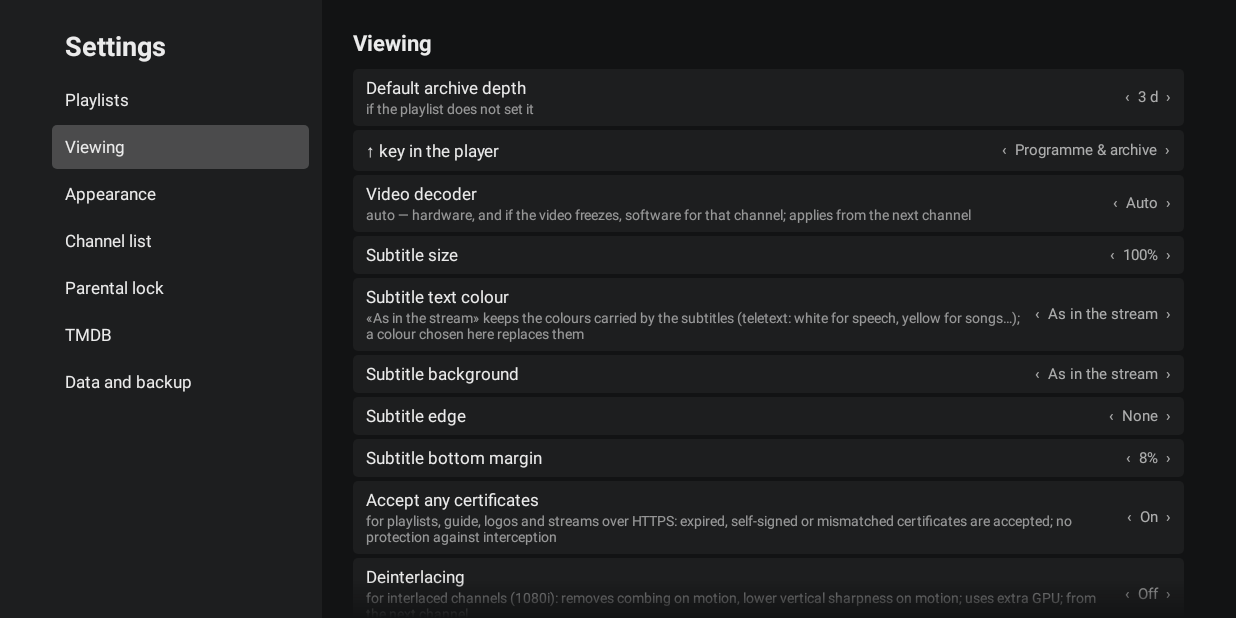
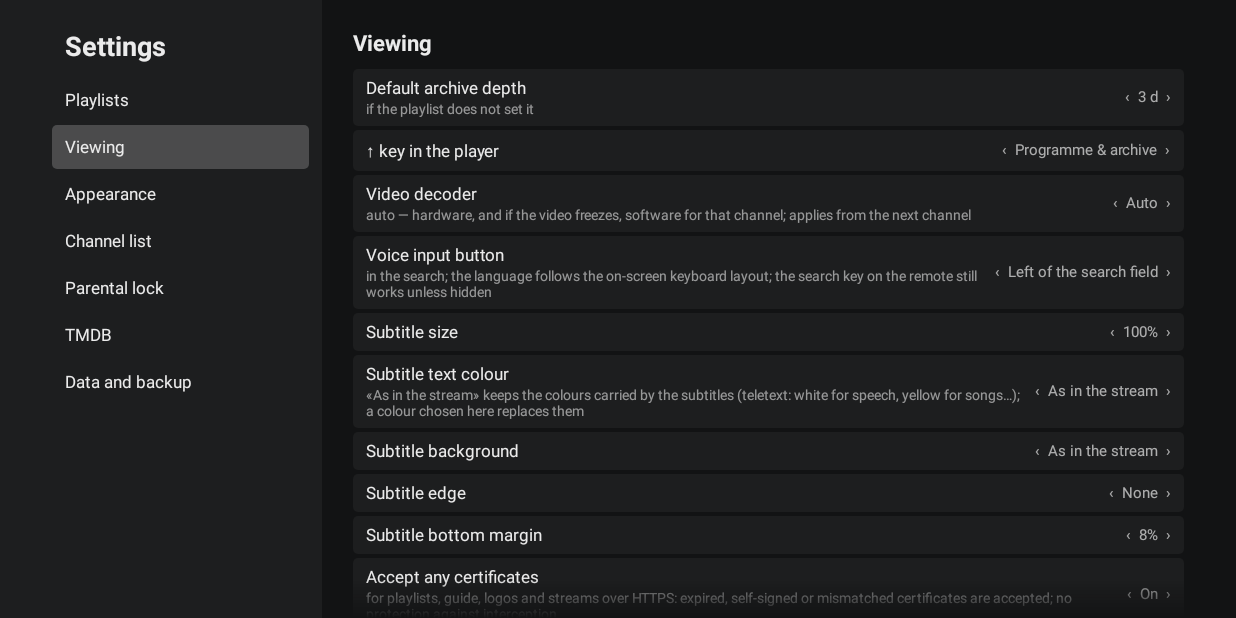
Before and after one commit to perfect-tv/perfect-tv-android, an Android app: the screen it shows after launch (SettingsActivity), after a tap on "Viewing", on a phone screen of 824 x 412 dp (held sideways). Run offline under Robolectric (Android 15) with nearby library versions, the phone set to English and light mode, and no system bars; libraries missing offline, so code that uses them is left out: androidx.tvprovider.media; 1 other tap on this screen came first.

Commit message:
Поля ввода: виден курсор, в конец текста; голосовой ввод: кнопка слева от строки (настройка), язык по раскладке

```diff
--- a/app/src/main/java/top/rootu/perfecttv/core/Prefs.kt
+++ b/app/src/main/java/top/rootu/perfecttv/core/Prefs.kt
@@ -132,6 +132,11 @@ object Prefs {
         get() = sp.getInt("sub_bottom", 8)
         set(v) = sp.edit().putInt("sub_bottom", v).apply()
 
+    /** Кнопка голосового ввода в поиске: 0 — слева от строки ввода, 1 — на клавиатуре, 2 — скрыта */
+    var voiceButton: Int
+        get() = sp.getInt("voice_button", 0)
+        set(v) = sp.edit().putInt("voice_button", v).apply()
+
     var deinterlace: Boolean
         get() = bool("deinterlace", false)
         set(v) = sp.edit().putBoolean("deinterlace", v).apply()
--- a/app/src/main/java/top/rootu/perfecttv/ui/SettingsActivity.kt
+++ b/app/src/main/java/top/rootu/perfecttv/ui/SettingsActivity.kt
@@ -268,6 +268,8 @@ class SettingsActivity : Activity() {
         }
         choice(col, str(R.string.video_decoder), listOf(str(R.string.decoder_auto), str(R.string.decoder_hw), str(R.string.decoder_sw)), Prefs.videoDecoder,
             str(R.string.video_decoder_sub)) { Prefs.videoDecoder = it; showMain() }
+        choice(col, str(R.string.voice_button), listOf(str(R.string.voice_left), str(R.string.voice_keyboard), str(R.string.voice_hidden)), Prefs.voiceButton,
+            str(R.string.voice_button_sub)) { Prefs.voiceButton = it; showMain() }
         number(col, str(R.string.subs_size), SubtitleStyle.SIZES, Prefs.subSize, label = { "$it%" }) { Prefs.subSize = it; showMain() }
         choice(col, str(R.string.subs_color), listOf(str(R.string.subs_as_stream), str(R.string.subs_white), str(R.string.subs_yellow), str(R.string.subs_green), str(R.string.subs_cyan)),
             Prefs.subColor, str(R.string.subs_color_sub)) { Prefs.subColor = it; showMain() }
--- a/app/src/main/java/top/rootu/perfecttv/ui/Widgets.kt
+++ b/app/src/main/java/top/rootu/perfecttv/ui/Widgets.kt
@@ -113,6 +113,9 @@ class FormView(context: Context, attrs: AttributeSet?) : LinearLayout(context, a
             else -> InputType.TYPE_CLASS_TEXT
         }
         if (pin) e.filters = arrayOf(InputFilter.LengthFilter(6))
+        // курсор — в конец текста (при правке длинного адреса он иначе стоял в начале строки и его не было видно)
+        e.setSelection(e.text.length)
+        e.setOnFocusChangeListener { v, focused -> if (focused) v.post { (v as EditText).setSelection(v.text.length) } }
         addView(f)
         return e
     }
--- /dev/null
+++ b/app/src/main/res/drawable/text_cursor.xml
@@ -0,0 +1,6 @@
+<?xml version="1.0" encoding="utf-8"?>
+<!-- Курсор поля ввода: тёмный, потому что поле в фокусе белое (стандартный белый курсор на нём не виден) -->
+<shape xmlns:android="http://schemas.android.com/apk/res/android" android:shape="rectangle">
+    <solid android:color="@color/black" />
+    <size android:width="2dp" />
+</shape>
--- a/app/src/main/res/layout/form_field.xml
+++ b/app/src/main/res/layout/form_field.xml
@@ -29,6 +29,7 @@
         android:paddingBottom="6dp"
         android:singleLine="true"
         android:textColor="@color/text_sel"
+        android:textCursorDrawable="@drawable/text_cursor"
         android:textColorHint="@color/text_40"
         android:textSize="13sp" />
 </LinearLayout>
--- a/app/src/main/res/values/strings.xml
+++ b/app/src/main/res/values/strings.xml
@@ -417,6 +417,12 @@
     <string name="subs_edge_outline">Outline</string>
     <string name="subs_edge_shadow">Shadow</string>
     <string name="subs_bottom">Subtitle bottom margin</string>
+    <string name="voice_button">Voice input button</string>
+    <string name="voice_left">Left of the search field</string>
+    <string name="voice_keyboard">On the keyboard</string>
+    <string name="voice_hidden">Hidden</string>
+    <string name="voice_button_sub">in the search; the language follows the on-screen keyboard layout; the search key on the remote still works unless hidden</string>
+    <string name="hint_voice">Voice input</string>
     <string name="any_cert">Accept any certificates</string>
     <string name="any_cert_sub">for playlists, guide, logos and streams over HTTPS: expired, self-signed or mismatched certificates are accepted; no protection against interception</string>
     <string name="deinterlace">Deinterlacing</string>
```
Also changed, not shown: app/src/main/java/top/rootu/perfecttv/ui/SearchLayer.kt (+35 -10 lines), app/src/main/java/top/rootu/perfecttv/ui/Tv.kt (+7 -4 lines), 1 other file.
